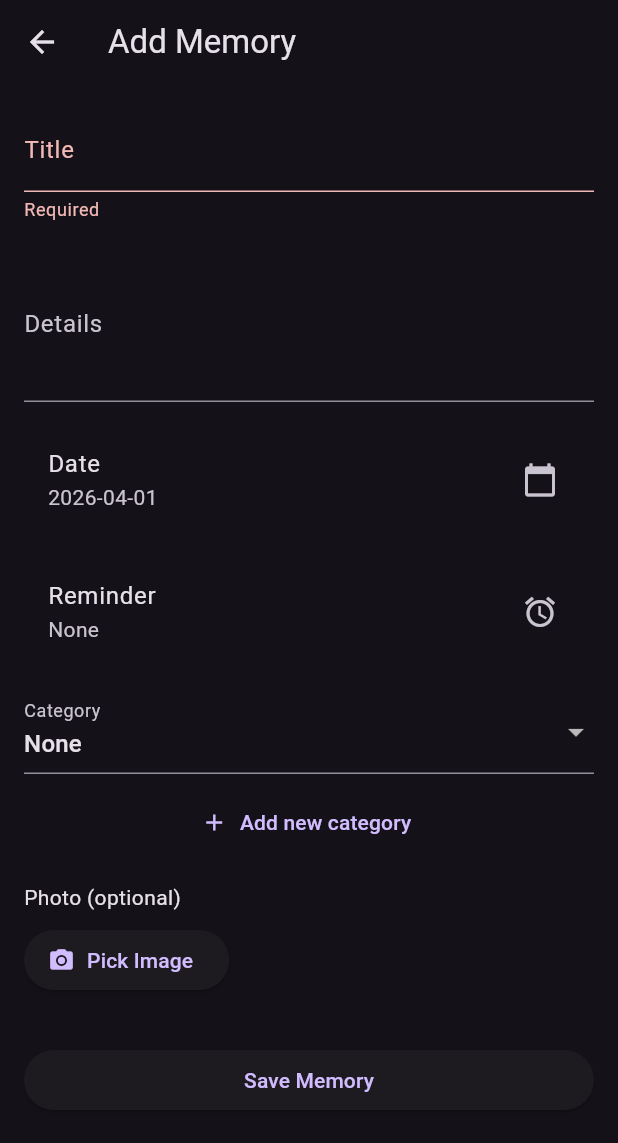
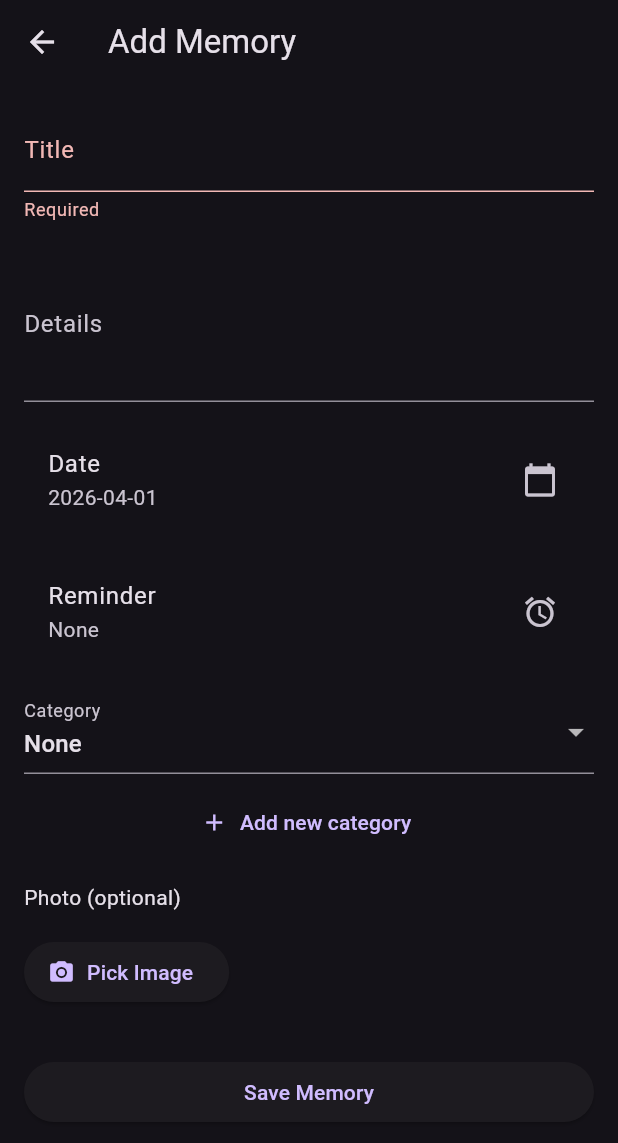
Before and after one commit to MahmoudShawky1612/Too-Small-To-Forget, a Flutter app: the AddMemoryScreen screen opened directly with empty values, after a tap on "Save Memory", on a phone screen of 412 x 824 dp. Shown: the top 1143 px of the screen. Run offline on Flutter 3.47's test engine with Material 3 defaults, Android fonts, the phone set to English and light mode, and no system bars; our stand-ins replace image_picker, sqflite; accounts and stored records are empty.

Commit message:
cleaning add memory screen

```diff
--- /dev/null
+++ b/lib/helpers/add_memory_helper.dart
@@ -0,0 +1,174 @@
+import 'dart:io';
+
+import 'package:flutter/material.dart';
+import 'package:image_picker/image_picker.dart';
+import 'package:path_provider/path_provider.dart';
+
+import '../models/category.dart';
+import '../services/database_helper.dart';
+
+class AddMemoryHelper {
+  final DatabaseHelper dbHelper;
+  final BuildContext context;
+  final VoidCallback refresh;
+
+  List<Category> categories;
+  Category? selectedCategory;
+  DateTime selectedDate;
+  DateTime? reminderDate;
+  File? selectedImage;
+
+  AddMemoryHelper({
+    required this.dbHelper,
+    required this.context,
+    required this.refresh,
+    required this.categories,
+    required this.selectedCategory,
+    required this.selectedDate,
+    required this.reminderDate,
+    required this.selectedImage,
+  });
+
+  Future<void> loadCategories() async {
+    categories = await dbHelper.getAllCategories();
+    refresh();
+  }
+
+  Future<void> selectDate() async {
+    final picked = await showDatePicker(
+      context: context,
+      initialDate: selectedDate,
+      firstDate: DateTime(2000),
+      lastDate: DateTime.now(),
+    );
+
+    if (picked != null) {
+      selectedDate = picked;
+      refresh();
+    }
+  }
+
+  Future<void> selectReminder() async {
+    final pickedDate = await showDatePicker(
+      context: context,
+      initialDate: reminderDate ?? DateTime.now(),
+      firstDate: DateTime.now(),
+      lastDate: DateTime.now().add(const Duration(days: 365)),
+    );
+
+    if (pickedDate == null) return;
+
+    final pickedTime = await showTimePicker(
+      context: context,
+      initialTime: TimeOfDay.fromDateTime(
+        reminderDate ?? DateTime.now(),
+      ),
+    );
+
+    if (pickedTime == null) return;
+
+    reminderDate = DateTime(
+      pickedDate.year,
+      pickedDate.month,
+      pickedDate.day,
+      pickedTime.hour,
+      pickedTime.minute,
+    );
+
+    refresh();
+  }
+
+  Future<void> pickImage() async {
+    await showModalBottomSheet(
+      context: context,
+      builder: (sheetContext) => SafeArea(
+        child: Column(
+          mainAxisSize: MainAxisSize.min,
+          children: [
+            ListTile(
+              leading: const Icon(Icons.camera_alt),
+              title: const Text('Take a photo'),
+              onTap: () {
+                Navigator.pop(sheetContext);
+                getImage(ImageSource.camera);
+              },
+            ),
+            ListTile(
+              leading: const Icon(Icons.photo_library),
+              title: const Text('Choose from gallery'),
+              onTap: () {
+                Navigator.pop(sheetContext);
+                getImage(ImageSource.gallery);
+              },
+            ),
+          ],
+        ),
+      ),
+    );
+  }
+
+  Future<void> getImage(ImageSource source) async {
+    final picker = ImagePicker();
+    final pickedFile = await picker.pickImage(source: source);
+
+    if (pickedFile == null) return;
+
+    final appDir = await getApplicationDocumentsDirectory();
+    final fileName = '${DateTime.now().millisecondsSinceEpoch}.jpg';
+    final savedPath = '${appDir.path}/$fileName';
+
+    final file = File(pickedFile.path);
+    await file.copy(savedPath);
+
+    selectedImage = File(savedPath);
+    refresh();
+  }
+
+  Future<void> addCategory() async {
+    String? newCategoryName;
+
+    await showDialog(
+      context: context,
+      builder: (dialogContext) => AlertDialog(
+        title: const Text('New Category'),
+        content: TextField(
+          autofocus: true,
+          decoration: const InputDecoration(
+            hintText: 'Category name',
+          ),
+          onChanged: (value) => newCategoryName = value,
+        ),
+        actions: [
+          TextButton(
+            onPressed: () => Navigator.pop(dialogContext),
+            child: const Text('Cancel'),
+          ),
+          TextButton(
+            onPressed: () async {
+              if (newCategoryName != null &&
+                  newCategoryName!.trim().isNotEmpty) {
+                await dbHelper.insertCategory(
+                  Category(name: newCategoryName!.trim()),
+                );
+
+                await loadCategories();
+
+                selectedCategory = categories.firstWhere(
+                      (c) => c.name == newCategoryName!.trim(),
+                  orElse: () => Category(name: ''),
+                );
+
+                refresh();
+
+                if (dialogContext.mounted) {
+                  Navigator.pop(dialogContext);
+                }
+              }
+            },
+            child: const Text('Add'),
+          ),
+        ],
+      ),
+    );
+  }
+}
--- a/lib/screens/add_memory_screen.dart
+++ b/lib/screens/add_memory_screen.dart
@@ -1,13 +1,15 @@
 import 'dart:io';
+
 import 'package:flutter/material.dart';
-import 'package:image_picker/image_picker.dart';
-import 'package:path_provider/path_provider.dart';
+import 'package:toosmalltoforget/models/category.dart';
 import 'package:toosmalltoforget/models/memory.dart';
-import 'package:toosmalltoforget/models/category.dart';
 import 'package:toosmalltoforget/services/database_helper.dart';
+
+import '../helpers/add_memory_helper.dart';
 
 class AddMemoryScreen extends StatefulWidget {
   final Function(Memory) onAdd;
+
   const AddMemoryScreen({super.key, required this.onAdd});
 
   @override
@@ -18,259 +20,149 @@ class _AddMemoryScreenState extends State<AddMemoryScreen> {
   final _formKey = GlobalKey<FormState>();
   final _titleController = TextEditingController();
   final _detailsController = TextEditingController();
+  final DatabaseHelper _dbHelper = DatabaseHelper();
+
+  List<Category> _categories = [];
+  Category? _selectedCategory;
   DateTime _selectedDate = DateTime.now();
   DateTime? _reminderDate;
-  Category? _selectedCategory;
   File? _selectedImage;
-  List<Category> _categories = [];
 
-  final DatabaseHelper _dbHelper = DatabaseHelper();
+  late AddMemoryHelper helper;
 
   @override
   void initState() {
     super.initState();
-    _loadCategories();
+
+    helper = AddMemoryHelper(
+      dbHelper: _dbHelper,
+      context: context,
+      refresh: () {
+        setState(() {
+          _categories = helper.categories;
+          _selectedCategory = helper.selectedCategory;
+          _selectedDate = helper.selectedDate;
+          _reminderDate = helper.reminderDate;
+          _selectedImage = helper.selectedImage;
+        });
+      },
+      categories: _categories,
+      selectedCategory: _selectedCategory,
+      selectedDate: _selectedDate,
+      reminderDate: _reminderDate,
+      selectedImage: _selectedImage,
+    );
+
+    helper.loadCategories();
   }
 
-  // Load categories from DB for the dropdown
-  Future<void> _loadCategories() async {
-    final cats = await _dbHelper.getAllCategories();
-    setState(() {
-      _categories = cats;
-    });
-  }
+  void _save() {
+    if (!_formKey.currentState!.validate()) return;
 
-  // Date picker for the memory date
-  Future<void> _selectDate(BuildContext context) async {
-    final picked = await showDatePicker(
-      context: context,
-      initialDate: _selectedDate,
-      firstDate: DateTime(2000),
-      lastDate: DateTime.now(),
-    );
-    if (picked != null && picked != _selectedDate) {
-      setState(() {
-        _selectedDate = picked;
-      });
-    }
-  }
-
-  // Reminder picker (date + time)
-  Future<void> _selectReminder(BuildContext context) async {
-    final pickedDate = await showDatePicker(
-      context: context,
-      initialDate: _reminderDate ?? DateTime.now(),
-      firstDate: DateTime.now(),
-      lastDate: DateTime.now().add(const Duration(days: 365)),
-    );
-    if (pickedDate != null) {
-      final pickedTime = await showTimePicker(
-        context: context,
-        initialTime: TimeOfDay.fromDateTime(_reminderDate ?? DateTime.now()),
-      );
-      if (pickedTime != null) {
-        setState(() {
-          _reminderDate = DateTime(
-            pickedDate.year,
-            pickedDate.month,
-            pickedDate.day,
-            pickedTime.hour,
-            pickedTime.minute,
-          );
-        });
-      }
-    }
-  }
-
-  // Show bottom sheet to choose image source (camera or gallery)
-  Future<void> _pickImage() async {
-    showModalBottomSheet(
-      context: context,
-      builder: (context) => SafeArea(
-        child: Column(
-          mainAxisSize: MainAxisSize.min,
-          children: [
-            ListTile(
-              leading: const Icon(Icons.camera_alt),
-              title: const Text('Take a photo'),
-              onTap: () {
-                Navigator.pop(context);
-                _getImage(ImageSource.camera);
-              },
-            ),
-            ListTile(
-              leading: const Icon(Icons.photo_library),
-              title: const Text('Choose from gallery'),
-              onTap: () {
-                Navigator.pop(context);
-                _getImage(ImageSource.gallery);
-              },
-            ),
-          ],
-        ),
-      ),
-    );
-  }
-
-  // Actually pick image and save it to app's documents directory
-  Future<void> _getImage(ImageSource source) async {
-    final picker = ImagePicker();
-    final pickedFile = await picker.pickImage(source: source);
-    if (pickedFile != null) {
-      // Copy the image to the app's documents folder so it persists
-      final appDir = await getApplicationDocumentsDirectory();
-      final fileName = DateTime.now().millisecondsSinceEpoch.toString() + '.jpg';
-      final savedPath = '${appDir.path}/$fileName';
-      final file = File(pickedFile.path);
-      await file.copy(savedPath);
-      setState(() {
-        _selectedImage = File(savedPath);
-      });
-    }
-  }
-
-  // Show dialog to add a new category
-  Future<void> _addCategory() async {
-    String? newCategoryName;
-    await showDialog(
-      context: context,
-      builder: (context) => AlertDialog(
-        title: const Text('New Category'),
-        content: TextField(
-          autofocus: true,
-          decoration: const InputDecoration(hintText: 'Category name'),
-          onChanged: (value) => newCategoryName = value,
-        ),
-        actions: [
-          TextButton(
-            onPressed: () => Navigator.pop(context),
-            child: const Text('Cancel'),
-          ),
-          TextButton(
-            onPressed: () async {
-              if (newCategoryName != null && newCategoryName!.isNotEmpty) {
-                final newCategory = Category(name: newCategoryName!);
-                final insertedId = await _dbHelper.insertCategory(newCategory);
-                // Reload categories and select the newly created one
-                await _loadCategories();
-                setState(() {
-                  // Find the new category by name (or use insertedId)
-                  _selectedCategory = _categories.firstWhere(
-                        (c) => c.name == newCategoryName,
-                    orElse: () => Category(name: ''),
-                  );
-                });
-                Navigator.pop(context);
-              }
-            },
-            child: const Text('Add'),
-          ),
-        ],
-      ),
-    );
-  }
-
-  // Save the memory
-  void _save() async {
-    if (_formKey.currentState!.validate()) {
     final memory = Memory(
-        title: _titleController.text,
-        details: _detailsController.text,
+      title: _titleController.text.trim(),
+      details: _detailsController.text.trim(),
       date: _selectedDate,
       categoryId: _selectedCategory?.id,
       reminder: _reminderDate,
       photoPath: _selectedImage?.path,
     );
+
     widget.onAdd(memory);
     Navigator.pop(context);
-    }
   }
 
   @override
   Widget build(BuildContext context) {
     return Scaffold(
-      appBar: AppBar(title: const Text('Add Memory')),
+      appBar: AppBar(
+        title: const Text('Add Memory'),
+      ),
       body: Padding(
-        padding: const EdgeInsets.all(16.0),
+        padding: const EdgeInsets.all(16),
         child: Form(
           key: _formKey,
           child: ListView(
             children: [
-              // Title field
               TextFormField(
                 controller: _titleController,
-                decoration: const InputDecoration(labelText: 'Title'),
-                validator: (value) =>
-                value == null || value.isEmpty ? 'Required' : null,
+                decoration: const InputDecoration(
+                  labelText: 'Title',
+                ),
+                validator: (value) {
+                  if (value == null || value.trim().isEmpty) {
+                    return 'Required';
+                  }
+                  return null;
+                },
               ),
               const SizedBox(height: 16),
-
-              // Details field
               TextFormField(
                 controller: _detailsController,
-                decoration: const InputDecoration(labelText: 'Details'),
+                decoration: const InputDecoration(
+                  labelText: 'Details',
+                ),
                 maxLines: 3,
               ),
               const SizedBox(height: 16),
-
-              // Date picker
               ListTile(
                 title: const Text('Date'),
-                subtitle: Text(_selectedDate.toLocal().toString().split(' ')[0]),
+                subtitle: Text(
+                  _selectedDate.toLocal().toString().split(' ')[0],
+                ),
                 trailing: const Icon(Icons.calendar_today),
-                onTap: () => _selectDate(context),
+                onTap: helper.selectDate,
               ),
               const SizedBox(height: 16),
-
-              // Reminder picker
               ListTile(
                 title: const Text('Reminder'),
-                subtitle: Text(_reminderDate == null
+                subtitle: Text(
+                  _reminderDate == null
                       ? 'None'
-                    : _reminderDate!.toLocal().toString()),
+                      : _reminderDate.toString(),
+                ),
                 trailing: const Icon(Icons.alarm),
-                onTap: () => _selectReminder(context),
+                onTap: helper.selectReminder,
               ),
               const SizedBox(height: 16),
-
-              // Category dropdown with "Add New" option
-              DropdownButtonFormField<Category>(
-                decoration: const InputDecoration(labelText: 'Category'),
+              DropdownButtonFormField<Category?>(
+                decoration: const InputDecoration(
+                  labelText: 'Category',
+                ),
                 value: _selectedCategory,
                 items: [
-                  const DropdownMenuItem<Category>(
+                  const DropdownMenuItem<Category?>(
                     value: null,
                     child: Text('None'),
                   ),
-                  ..._categories.map((cat) => DropdownMenuItem<Category>(
+                  ..._categories.map(
+                        (cat) => DropdownMenuItem<Category?>(
                       value: cat,
                       child: Text(cat.name),
-                  )),
+                    ),
+                  ),
                 ],
                 onChanged: (value) {
                   setState(() {
                     _selectedCategory = value;
+                    helper.selectedCategory = value;
                   });
                 },
               ),
               const SizedBox(height: 8),
               TextButton.icon(
-                onPressed: _addCategory,
+                onPressed: helper.addCategory,
                 icon: const Icon(Icons.add),
                 label: const Text('Add new category'),
               ),
               const SizedBox(height: 16),
-
-              // Image picker
               Column(
                 crossAxisAlignment: CrossAxisAlignment.start,
                 children: [
                   const Text('Photo (optional)'),
                   const SizedBox(height: 8),
                   if (_selectedImage != null)
-                    Container(
-                      margin: const EdgeInsets.only(bottom: 8),
-                      child: ClipRRect(
+                    ClipRRect(
                       borderRadius: BorderRadius.circular(8),
                       child: Image.file(
                         _selectedImage!,
@@ -279,11 +171,11 @@ class _AddMemoryScreenState extends State<AddMemoryScreen> {
                         fit: BoxFit.cover,
                       ),
                     ),
-                    ),
+                  const SizedBox(height: 8),
                   Row(
                     children: [
                       ElevatedButton.icon(
-                        onPressed: _pickImage,
+                        onPressed: helper.pickImage,
                         icon: const Icon(Icons.camera_alt),
                         label: const Text('Pick Image'),
                       ),
@@ -292,6 +184,7 @@ class _AddMemoryScreenState extends State<AddMemoryScreen> {
                           onPressed: () {
                             setState(() {
                               _selectedImage = null;
+
                             });
                           },
                           child: const Text('Remove'),
--- a/lib/screens/home_screen.dart
+++ b/lib/screens/home_screen.dart
@@ -4,7 +4,7 @@ import 'package:toosmalltoforget/screens/add_memory_screen.dart';
 import 'package:toosmalltoforget/services/database_helper.dart';
 import 'package:toosmalltoforget/widgets/memory_card.dart';
 
-import 'home_screen_helper.dart';
+import '../helpers/home_screen_helper.dart';
 
 class HomeScreen extends StatefulWidget {
   const HomeScreen({super.key});
```
Also changed, not shown: lib/helpers/home_screen_helper.dart (renamed from lib/screens/home_screen_helper.dart). Lines whose indentation alone changed are shown as unchanged.
